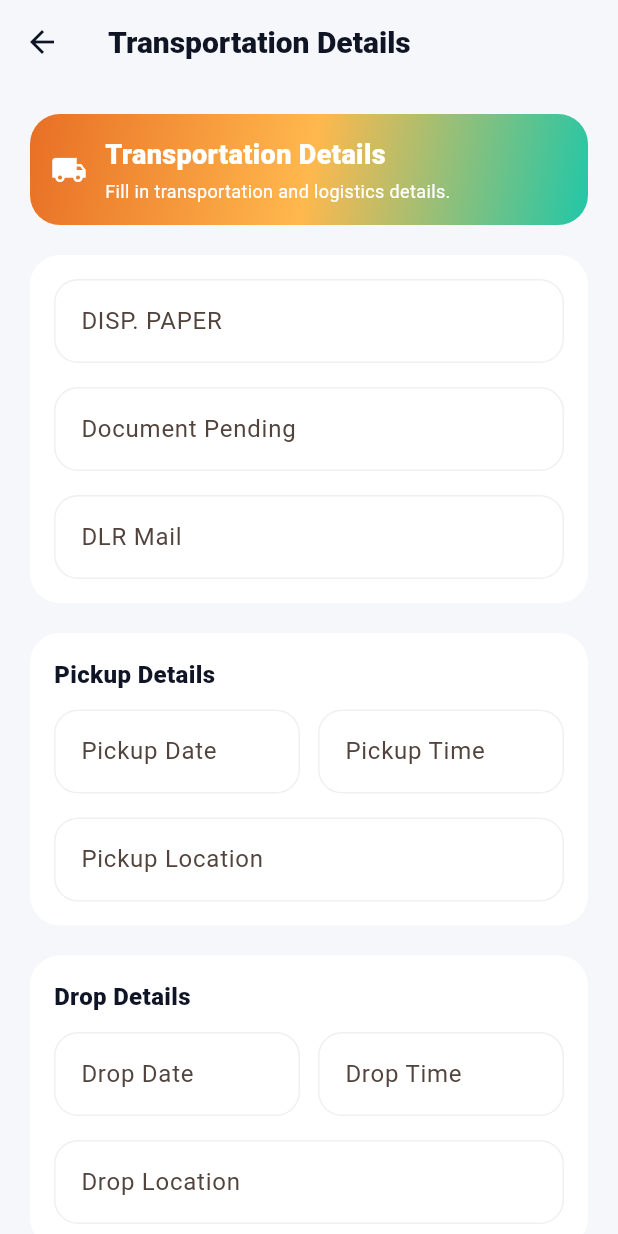
After one commit to ChhabiJ02/Yatin-Bike-Rent, a Flutter app: the TransportationDetailsScreen screen opened directly, on a phone screen of 412 x 824 dp. The commit adds this screen. Run offline on Flutter 3.47's test engine with Material 3 defaults, Android fonts, the phone set to English and light mode, and no system bars; our stand-ins replace cloud_firestore, firebase_auth, firebase_core, flutter_secure_storage; accounts and stored records are empty; network calls fail.

Commit message:
added Transportation details section in challan entry form with back button and It will be safe in the same collection as customers

```diff
--- a/lib/main.dart
+++ b/lib/main.dart
@@ -82,7 +82,6 @@ class _BikeRentHomePageState extends State<BikeRentHomePage> {
   @override
   void initState() {
     super.initState();
-    addBike();
   }
 
   @override
--- /dev/null
+++ b/lib/models/transportation_model.dart
@@ -0,0 +1,101 @@
+class Transportation {
+  final String dispPaper;
+  final String documentPending;
+  final String dlrMail;
+  final String pickupDate;
+  final String pickupTime;
+  final String pickupLocation;
+  final String dropDate;
+  final String dropTime;
+  final String dropLocation;
+  final String stay;
+  final int kms;
+
+  Transportation({
+    this.dispPaper = '',
+    this.documentPending = '',
+    this.dlrMail = '',
+    this.pickupDate = '',
+    this.pickupTime = '',
+    this.pickupLocation = '',
+    this.dropDate = '',
+    this.dropTime = '',
+    this.dropLocation = '',
+    this.stay = '',
+    this.kms = 0,
+  });
+
+  Transportation copyWith({
+    String? dispPaper,
+    String? documentPending,
+    String? dlrMail,
+    String? pickupDate,
+    String? pickupTime,
+    String? pickupLocation,
+    String? dropDate,
+    String? dropTime,
+    String? dropLocation,
+    String? stay,
+    int? kms,
+  }) {
+    return Transportation(
+      dispPaper: dispPaper ?? this.dispPaper,
+      documentPending: documentPending ?? this.documentPending,
+      dlrMail: dlrMail ?? this.dlrMail,
+      pickupDate: pickupDate ?? this.pickupDate,
+      pickupTime: pickupTime ?? this.pickupTime,
+      pickupLocation: pickupLocation ?? this.pickupLocation,
+      dropDate: dropDate ?? this.dropDate,
+      dropTime: dropTime ?? this.dropTime,
+      dropLocation: dropLocation ?? this.dropLocation,
+      stay: stay ?? this.stay,
+      kms: kms ?? this.kms,
+    );
+  }
+
+  Map<String, dynamic> toMap() {
+    return {
+      'dispPaper': dispPaper,
+      'documentPending': documentPending,
+      'dlrMail': dlrMail,
+      'pickupDate': pickupDate,
+      'pickupTime': pickupTime,
+      'pickupLocation': pickupLocation,
+      'dropDate': dropDate,
+      'dropTime': dropTime,
+      'dropLocation': dropLocation,
+      'stay': stay,
+      'kms': kms,
+    };
+  }
+
+  factory Transportation.fromMap(Map<String, dynamic> map) {
+    return Transportation(
+      dispPaper: map['dispPaper'] ?? '',
+      documentPending: map['documentPending'] ?? '',
+      dlrMail: map['dlrMail'] ?? '',
+      pickupDate: map['pickupDate'] ?? '',
+      pickupTime: map['pickupTime'] ?? '',
+      pickupLocation: map['pickupLocation'] ?? '',
+      dropDate: map['dropDate'] ?? '',
+      dropTime: map['dropTime'] ?? '',
+      dropLocation: map['dropLocation'] ?? '',
+      stay: map['stay'] ?? '',
+      kms: map['kms'] ?? 0,
+    );
+  }
+
+  bool get isEmpty {
+    return dispPaper.isEmpty &&
+        documentPending.isEmpty &&
+        dlrMail.isEmpty &&
+        pickupDate.isEmpty &&
+        pickupTime.isEmpty &&
+        pickupLocation.isEmpty &&
+        dropDate.isEmpty &&
+        dropTime.isEmpty &&
+        dropLocation.isEmpty &&
+        stay.isEmpty &&
+        kms == 0;
+  }
+}
--- a/lib/screens/splash_screen.dart
+++ b/lib/screens/splash_screen.dart
@@ -165,7 +165,7 @@ class _SplashScreenState extends State<SplashScreen>
                     child: Column(
                       children: [
                         Text(
-                          'YATIN',
+                          'StreetBike',
                           style: TextStyle(
                             fontSize: 48,
                             fontWeight: FontWeight.w900,
@@ -182,7 +182,7 @@ class _SplashScreenState extends State<SplashScreen>
                         ),
                         const SizedBox(height: 8),
                         Text(
-                          'BIKE RENT',
+                          'Rental',
                           style: TextStyle(
                             fontSize: 28,
                             fontWeight: FontWeight.w700,
--- /dev/null
+++ b/lib/screens/transportation_details_screen.dart
@@ -0,0 +1,443 @@
+import 'package:flutter/material.dart';
+import '../models/transportation_model.dart';
+import '../theme/app_theme.dart';
+
+class TransportationDetailsScreen extends StatefulWidget {
+  final Transportation? initialData;
+
+  const TransportationDetailsScreen({
+    super.key,
+    this.initialData,
+  });
+
+  @override
+  State<TransportationDetailsScreen> createState() => _TransportationDetailsScreenState();
+}
+
+class _TransportationDetailsScreenState extends State<TransportationDetailsScreen> {
+  final dispPaperController = TextEditingController();
+  final documentPendingController = TextEditingController();
+  final dlrMailController = TextEditingController();
+  final pickupDateController = TextEditingController();
+  final pickupTimeController = TextEditingController();
+  final pickupLocationController = TextEditingController();
+  final dropDateController = TextEditingController();
+  final dropTimeController = TextEditingController();
+  final dropLocationController = TextEditingController();
+  final stayController = TextEditingController();
+  final kmsController = TextEditingController();
+
+  @override
+  void initState() {
+    super.initState();
+    if (widget.initialData != null) {
+      _loadInitialData();
+    }
+  }
+
+  void _loadInitialData() {
+    final data = widget.initialData!;
+    dispPaperController.text = data.dispPaper;
+    documentPendingController.text = data.documentPending;
+    dlrMailController.text = data.dlrMail;
+    pickupDateController.text = data.pickupDate;
+    pickupTimeController.text = data.pickupTime;
+    pickupLocationController.text = data.pickupLocation;
+    dropDateController.text = data.dropDate;
+    dropTimeController.text = data.dropTime;
+    dropLocationController.text = data.dropLocation;
+    stayController.text = data.stay;
+    kmsController.text = data.kms > 0 ? data.kms.toString() : '';
+  }
+
+  @override
+  void dispose() {
+    dispPaperController.dispose();
+    documentPendingController.dispose();
+    dlrMailController.dispose();
+    pickupDateController.dispose();
+    pickupTimeController.dispose();
+    pickupLocationController.dispose();
+    dropDateController.dispose();
+    dropTimeController.dispose();
+    dropLocationController.dispose();
+    stayController.dispose();
+    kmsController.dispose();
+    super.dispose();
+  }
+
+  Transportation _buildTransportationData() {
+    return Transportation(
+      dispPaper: dispPaperController.text.trim(),
+      documentPending: documentPendingController.text.trim(),
+      dlrMail: dlrMailController.text.trim(),
+      pickupDate: pickupDateController.text.trim(),
+      pickupTime: pickupTimeController.text.trim(),
+      pickupLocation: pickupLocationController.text.trim(),
+      dropDate: dropDateController.text.trim(),
+      dropTime: dropTimeController.text.trim(),
+      dropLocation: dropLocationController.text.trim(),
+      stay: stayController.text.trim(),
+      kms: int.tryParse(kmsController.text.trim()) ?? 0,
+    );
+  }
+
+  Widget _buildTextField(
+    String label,
+    TextEditingController controller, {
+    int maxLines = 1,
+    bool readOnly = false,
+    TextInputType? keyboardType,
+    VoidCallback? onTap,
+  }) {
+    return TextFormField(
+      controller: controller,
+      maxLines: maxLines,
+      readOnly: readOnly,
+      keyboardType: keyboardType,
+      onTap: onTap,
+      decoration: InputDecoration(
+        labelText: label,
+        border: OutlineInputBorder(
+          borderRadius: BorderRadius.circular(14),
+        ),
+        contentPadding: const EdgeInsets.symmetric(
+          horizontal: 14,
+          vertical: 16,
+        ),
+      ),
+    );
+  }
+
+  Future<void> _selectDate(
+    BuildContext context,
+    TextEditingController controller,
+  ) async {
+    final currentDate = _parseDate(controller.text);
+    final picked = await showDatePicker(
+      context: context,
+      initialDate: currentDate ?? DateTime.now(),
+      firstDate: DateTime(2000),
+      lastDate: DateTime(2100),
+    );
+    if (picked != null) {
+      controller.text = _formatDate(picked);
+    }
+  }
+
+  Future<void> _selectTime(
+    BuildContext context,
+    TextEditingController controller,
+  ) async {
+    final currentTime = _parseTime(controller.text);
+    final picked = await showTimePicker(
+      context: context,
+      initialTime: currentTime ?? TimeOfDay.now(),
+    );
+    if (picked != null) {
+      controller.text = _formatTime(picked);
+    }
+  }
+
+  String _formatDate(DateTime date) {
+    return '${date.day.toString().padLeft(2, '0')}-${date.month.toString().padLeft(2, '0')}-${date.year}';
+  }
+
+  String _formatTime(TimeOfDay time) {
+    return '${time.hour.toString().padLeft(2, '0')}:${time.minute.toString().padLeft(2, '0')}';
+  }
+
+  DateTime? _parseDate(String value) {
+    if (value.isEmpty) return null;
+    final match = RegExp(r'^(\d{2})-(\d{2})-(\d{4})$').firstMatch(value);
+    if (match == null) return null;
+    return DateTime(
+      int.parse(match.group(3)!),
+      int.parse(match.group(2)!),
+      int.parse(match.group(1)!),
+    );
+  }
+
+  TimeOfDay? _parseTime(String value) {
+    if (value.isEmpty) return null;
+    final match = RegExp(r'^(\d{2}):(\d{2})$').firstMatch(value);
+    if (match == null) return null;
+    return TimeOfDay(
+      hour: int.parse(match.group(1)!),
+      minute: int.parse(match.group(2)!),
+    );
+  }
+
+  void _handleBack() {
+    final transportationData = _buildTransportationData();
+    Navigator.pop(context, transportationData);
+  }
+
+  @override
+  Widget build(BuildContext context) {
+    return Scaffold(
+      backgroundColor: AppColors.paper,
+      appBar: AppBar(
+        title: const Text('Transportation Details'),
+        backgroundColor: Colors.transparent,
+        elevation: 0,
+        foregroundColor: AppColors.ink,
+      ),
+      body: SingleChildScrollView(
+        padding: const EdgeInsets.all(20),
+        child: Column(
+          crossAxisAlignment: CrossAxisAlignment.stretch,
+          children: [
+            Container(
+              padding: const EdgeInsets.all(14),
+              decoration: BoxDecoration(
+                gradient: AppColors.heroGradient,
+                borderRadius: BorderRadius.circular(20),
+              ),
+              child: const Row(
+                children: [
+                  Icon(
+                    Icons.local_shipping,
+                    color: Colors.white,
+                    size: 24,
+                  ),
+                  SizedBox(width: 12),
+                  Expanded(
+                    child: Column(
+                      crossAxisAlignment: CrossAxisAlignment.start,
+                      children: [
+                        Text(
+                          'Transportation Details',
+                          style: TextStyle(
+                            fontSize: 18,
+                            fontWeight: FontWeight.w800,
+                            color: Colors.white,
+                          ),
+                        ),
+                        SizedBox(height: 4),
+                        Text(
+                          'Fill in transportation and logistics details.',
+                          style: TextStyle(
+                            fontSize: 12,
+                            color: Colors.white,
+                            height: 1.35,
+                          ),
+                        ),
+                      ],
+                    ),
+                  ),
+                ],
+              ),
+            ),
+            const SizedBox(height: 10),
+
+            // Card 1: Paper Information
+            Card(
+              elevation: 0,
+              shape: RoundedRectangleBorder(
+                borderRadius: BorderRadius.circular(20),
+              ),
+              child: Padding(
+                padding: const EdgeInsets.all(16),
+                child: Column(
+                  crossAxisAlignment: CrossAxisAlignment.start,
+                  children: [
+                    _buildTextField(
+                      'DISP. PAPER',
+                      dispPaperController,
+                    ),
+                    const SizedBox(height: 16),
+                    _buildTextField(
+                      'Document Pending',
+                      documentPendingController,
+                    ),
+                    const SizedBox(height: 16),
+                    _buildTextField(
+                      'DLR Mail',
+                      dlrMailController,
+                      keyboardType: TextInputType.emailAddress,
+                    ),
+                  ],
+                ),
+              ),
+            ),
+            // const SizedBox(height: 5),
+
+            // Card 2: Pickup Information
+            Card(
+              elevation: 0,
+              shape: RoundedRectangleBorder(
+                borderRadius: BorderRadius.circular(20),
+              ),
+              child: Padding(
+                padding: const EdgeInsets.all(16),
+                child: Column(
+                  crossAxisAlignment: CrossAxisAlignment.start,
+                  children: [
+                    const Text(
+                      'Pickup Details',
+                      style: TextStyle(
+                        fontSize: 16,
+                        fontWeight: FontWeight.w800,
+                        color: AppColors.ink,
+                      ),
+                    ),
+                    const SizedBox(height: 12),
+                    Row(
+                      children: [
+                        Expanded(
+                          child: _buildTextField(
+                            'Pickup Date',
+                            pickupDateController,
+                            readOnly: true,
+                            onTap: () => _selectDate(context, pickupDateController),
+                          ),
+                        ),
+                        const SizedBox(width: 12),
+                        Expanded(
+                          child: _buildTextField(
+                            'Pickup Time',
+                            pickupTimeController,
+                            readOnly: true,
+                            onTap: () => _selectTime(context, pickupTimeController),
+                          ),
+                        ),
+                      ],
+                    ),
+                    const SizedBox(height: 16),
+                    _buildTextField(
+                      'Pickup Location',
+                      pickupLocationController,
+                    ),
+                  ],
+                ),
+              ),
+            ),
+            // const SizedBox(height: 16),
+
+            // Card 3: Drop Information
+            Card(
+              elevation: 0,
+              shape: RoundedRectangleBorder(
+                borderRadius: BorderRadius.circular(20),
+              ),
+              child: Padding(
+                padding: const EdgeInsets.all(16),
+                child: Column(
+                  crossAxisAlignment: CrossAxisAlignment.start,
+                  children: [
+                    const Text(
+                      'Drop Details',
+                      style: TextStyle(
+                        fontSize: 16,
+                        fontWeight: FontWeight.w800,
+                        color: AppColors.ink,
+                      ),
+                    ),
+                    const SizedBox(height: 12),
+                    Row(
+                      children: [
+                        Expanded(
+                          child: _buildTextField(
+                            'Drop Date',
+                            dropDateController,
+                            readOnly: true,
+                            onTap: () => _selectDate(context, dropDateController),
+                          ),
+                        ),
+                        const SizedBox(width: 12),
+                        Expanded(
+                          child: _buildTextField(
+                            'Drop Time',
+                            dropTimeController,
+                            readOnly: true,
+                            onTap: () => _selectTime(context, dropTimeController),
+                          ),
+                        ),
+                      ],
+                    ),
+                    const SizedBox(height: 16),
+                    _buildTextField(
+                      'Drop Location',
+                      dropLocationController,
+                    ),
+                  ],
+                ),
+              ),
+            ),
+            // const SizedBox(height: 16),
+
+            // Card 4: Additional Information
+            Card(
+              elevation: 0,
+              shape: RoundedRectangleBorder(
+                borderRadius: BorderRadius.circular(20),
+              ),
+              child: Padding(
+                padding: const EdgeInsets.all(16),
+                child: Column(
+                  crossAxisAlignment: CrossAxisAlignment.start,
+                  children: [
+                    const Text(
+                      'Additional Information',
+                      style: TextStyle(
+                        fontSize: 16,
+                        fontWeight: FontWeight.w800,
+                        color: AppColors.ink,
+                      ),
+                    ),
+                    const SizedBox(height: 12),
+                    Row(
+                      children: [
+                        Expanded(
+                          child: _buildTextField(
+                            'Stay',
+                            stayController,
+                          ),
+                        ),
+                        const SizedBox(width: 12),
+                        Expanded(
+                          child: _buildTextField(
+                            'KMS',
+                            kmsController,
+                            keyboardType: TextInputType.number,
+                          ),
+                        ),
+                      ],
+                    ),
+                  ],
+                ),
+              ),
+            ),
+            // const SizedBox(height: 32),
+
+            // Back Button
+            ElevatedButton(
+              onPressed: _handleBack,
+              style: ElevatedButton.styleFrom(
+                padding: const EdgeInsets.symmetric(vertical: 16),
+                backgroundColor: AppColors.ember,
+                foregroundColor: Colors.white,
+                shape: RoundedRectangleBorder(
+                  borderRadius: BorderRadius.circular(16),
+                ),
+              ),
+              child: const Row(
+                mainAxisAlignment: MainAxisAlignment.center,
+                children: [
+                  Icon(Icons.arrow_back),
+                  SizedBox(width: 8),
+                  Text(
+                    'Back to Challan Entry',
+                    style: TextStyle(fontSize: 16),
+                  ),
+                ],
+              ),
+            ),
+            const SizedBox(height: 24),
+          ],
+        ),
+      ),
+    );
+  }
+}
```
Also changed, not shown: lib/screens/login_screen.dart (+41 -25 lines), lib/screens/register_screen.dart (+11 -1 lines), lib/staff/challan_form.dart (+76 -2 lines), .claude/settings.local.json (added), 2 other files.
